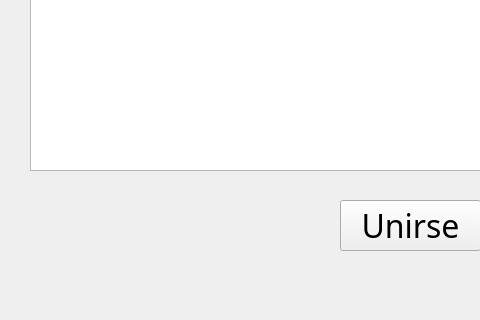
franciscoduc4/TP_Jazz_Jackrabbit_2, file UI-Lobby/gamelist.ui: the form before one commit; both pictures show x 0 to 480 and y 280 to 600 of the 800 by 600 pixel window.
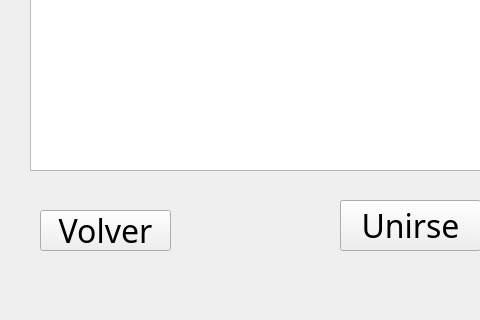
The form after the commit.

Patch:
```diff
--- a/UI-Lobby/gamelist.ui
+++ b/UI-Lobby/gamelist.ui
@@ -68,6 +68,25 @@
      <string>Elegi la partida a la que queres unirte</string>
     </property>
    </widget>
+   <widget class="QPushButton" name="btnBack">
+    <property name="geometry">
+     <rect>
+      <x>40</x>
+      <y>490</y>
+      <width>131</width>
+      <height>41</height>
+     </rect>
+    </property>
+    <property name="font">
+     <font>
+      <family>Jazz Jackrabbit 2</family>
+      <pointsize>24</pointsize>
+     </font>
+    </property>
+    <property name="text">
+     <string>Volver</string>
+    </property>
+   </widget>
   </widget>
   <widget class="QMenuBar" name="menubar">
    <property name="enabled">
```
